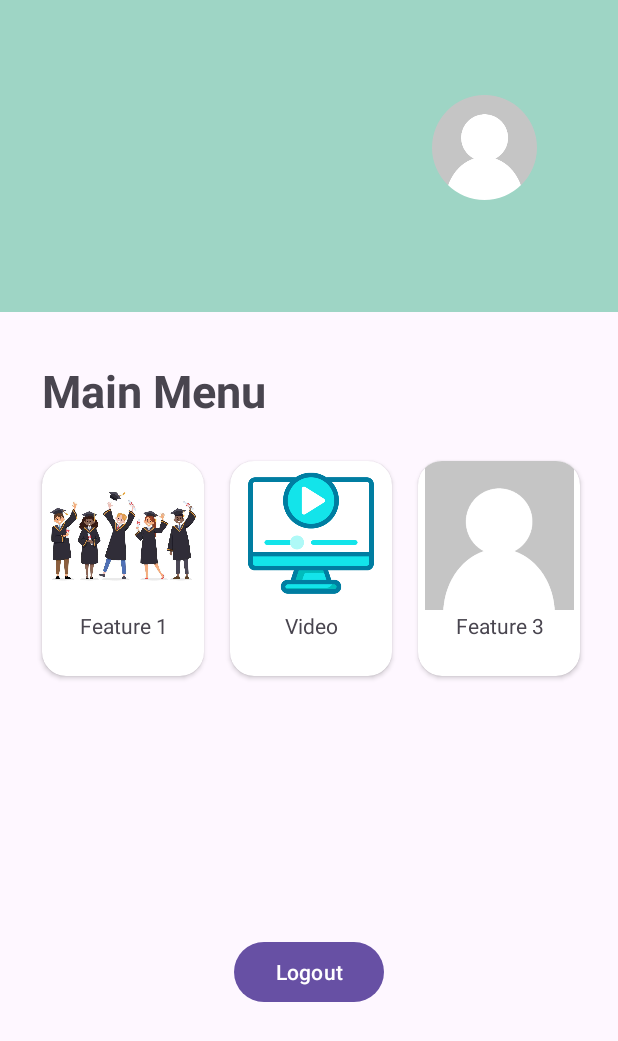
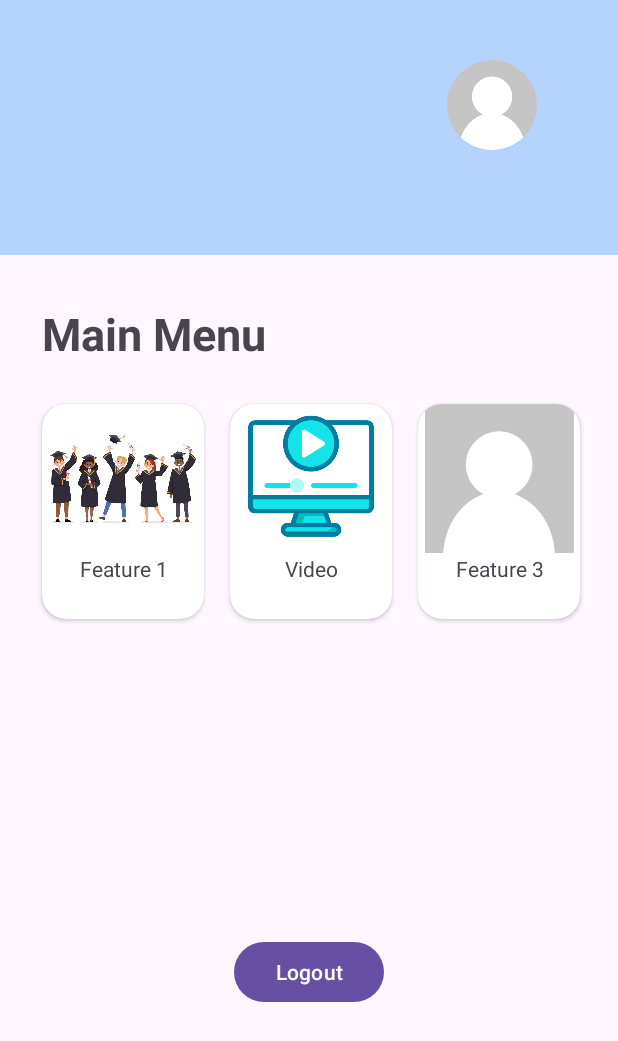
Before and after one commit to Christsando/EduAccess, an Android app: the layout activity_home.xml on its own in the app's theme, with its tools: preview values and no code run, on a phone screen of 412 x 824 dp. Shown: the top 1041 px of the screen. Run offline under Robolectric (Android 15) with nearby library versions, the phone set to English and light mode, and no system bars.

```diff
--- a/app/src/main/AndroidManifest.xml
+++ b/app/src/main/AndroidManifest.xml
@@ -17,6 +17,7 @@
         android:theme="@style/Theme.EduAccess"
         tools:targetApi="31">
         <activity
+            android:theme="@style/Theme.AppCompat.Light.DarkActionBar"
             android:name=".VideoFeatureActivity"
             android:exported="false" />
         <activity
--- a/app/src/main/res/layout/activity_home.xml
+++ b/app/src/main/res/layout/activity_home.xml
@@ -9,9 +9,9 @@
     <!--container profile-->
     <RelativeLayout
         android:id="@+id/relativeLayout"
-        android:layout_width="match_parent"
-        android:layout_height="208dp"
-        android:background="#9ED5C5"
+        android:layout_width="412dp"
+        android:layout_height="170dp"
+        android:background="#B4D4FF"
         app:layout_constraintEnd_toEndOf="parent"
         app:layout_constraintStart_toStartOf="parent"
         app:layout_constraintTop_toTopOf="parent">
@@ -19,55 +19,49 @@
         <!--profile container-->
         <androidx.constraintlayout.widget.ConstraintLayout
             android:id="@+id/constraintLayout"
-            android:layout_width="322dp"
-            android:layout_height="120dp"
+            android:layout_width="wrap_content"
+            android:layout_height="88dp"
             android:layout_alignParentStart="true"
             android:layout_alignParentTop="true"
             android:layout_alignParentEnd="true"
             android:layout_alignParentBottom="true"
             android:layout_marginStart="50dp"
-            android:layout_marginTop="38dp"
+            android:layout_marginTop="26dp"
             android:layout_marginEnd="50dp"
-            android:layout_marginBottom="50dp"
+            android:layout_marginBottom="56dp"
             app:layout_constraintEnd_toEndOf="parent"
             app:layout_constraintStart_toStartOf="parent"
             app:layout_constraintTop_toTopOf="parent">
 
-            <!--Greet user-->
             <TextView
                 android:id="@+id/greetUser"
                 android:layout_width="wrap_content"
                 android:layout_height="wrap_content"
-                android:layout_alignParentTop="true"
-                android:layout_alignParentBottom="true"
-                android:layout_marginTop="60dp"
+                android:layout_marginTop="13dp"
                 android:textColor="@color/white"
                 android:textSize="30sp"
                 android:textStyle="bold"
-                app:layout_constraintBottom_toTopOf="@+id/Name"
                 app:layout_constraintStart_toStartOf="parent"
-                app:layout_constraintTop_toTopOf="parent"
-                app:layout_constraintVertical_bias="1.0" />
+                app:layout_constraintTop_toTopOf="parent" />
 
-            <!--Username-->
             <TextView
                 android:id="@+id/Name"
                 android:layout_width="wrap_content"
                 android:layout_height="wrap_content"
                 android:layout_alignTop="@+id/greetUser"
                 android:layout_alignParentBottom="true"
-                android:layout_marginBottom="32dp"
                 android:textColor="@color/white"
                 android:textSize="20sp"
                 android:textStyle="bold"
                 app:layout_constraintBottom_toBottomOf="parent"
-                app:layout_constraintStart_toStartOf="parent" />
+                app:layout_constraintStart_toStartOf="parent"
+                app:layout_constraintTop_toBottomOf="@+id/greetUser"
+                app:layout_constraintVertical_bias="0.0" />
 
-            <!--Avatar-->
             <com.google.android.material.imageview.ShapeableImageView
                 android:id="@+id/imageView"
-                android:layout_width="70dp"
-                android:layout_height="70dp"
+                android:layout_width="60dp"
+                android:layout_height="60dp"
                 android:layout_alignParentEnd="true"
                 android:layout_marginEnd="4dp"
                 app:layout_constraintBottom_toBottomOf="parent"
@@ -77,7 +71,6 @@
                 app:srcCompat="@drawable/default_avatar" />
 
         </androidx.constraintlayout.widget.ConstraintLayout>
-
     </RelativeLayout>
 
     <TextView
--- a/app/src/main/res/layout/activity_open.xml
+++ b/app/src/main/res/layout/activity_open.xml
@@ -6,6 +6,7 @@
     android:layout_height="match_parent"
     tools:context=".OpenActivity"
     android:orientation="vertical"
+    android:background="#B4D4FF"
     android:gravity ="center">
 
     <ImageView
@@ -19,6 +20,7 @@
 
     <TextView
         android:id="@+id/textView"
+        android:textColor="@color/white"
         android:layout_width="wrap_content"
         android:layout_height="wrap_content"
         android:text="@string/eduaccess"
--- a/app/src/main/res/values/colors.xml
+++ b/app/src/main/res/values/colors.xml
@@ -2,4 +2,6 @@
 <resources>
     <color name="black">#FF000000</color>
     <color name="white">#FFFFFFFF</color>
+    <color name="blue">#B4D4FF</color>
+    <color name="coal">#151716</color>
 </resources>
--- a/app/src/main/res/values/strings.xml
+++ b/app/src/main/res/values/strings.xml
@@ -17,4 +17,5 @@
     <string name="main_menu">Main Menu</string>
     <string name="video">Video</string>
     <string name="eduaccess">EduAccess</string>
+    <string name="eduacces">EduAcces</string>
 </resources>
--- a/app/src/main/res/values/themes.xml
+++ b/app/src/main/res/values/themes.xml
@@ -1,10 +1,11 @@
 <resources xmlns:tools="http://schemas.android.com/tools">
     <!-- Base application theme. -->
     <style name="Base.Theme.EduAccess" parent="Theme.Material3.DayNight.NoActionBar">
+
         <!-- Customize your light theme here. -->
+        <item name="android:statusBarColor">@color/blue</item>
         <item name="windowActionBar">false</item>
         <item name="windowNoTitle">true</item>
-        <!-- <item name="colorPrimary">@color/my_light_primary</item> -->
     </style>
 
     <style name="Theme.EduAccess" parent="Base.Theme.EduAccess" />
```
Also changed, not shown: app/src/main/java/com/example/eduaccess/HomeActivity.java (+31 -0 lines), app/src/main/java/com/example/eduaccess/VideoFeatureActivity.java (+57 -0 lines), app/src/main/res/layout/activity_video_feature.xml (+17 -7 lines), app/src/main/res/drawable/back_icon.png (added), 5 other files.
